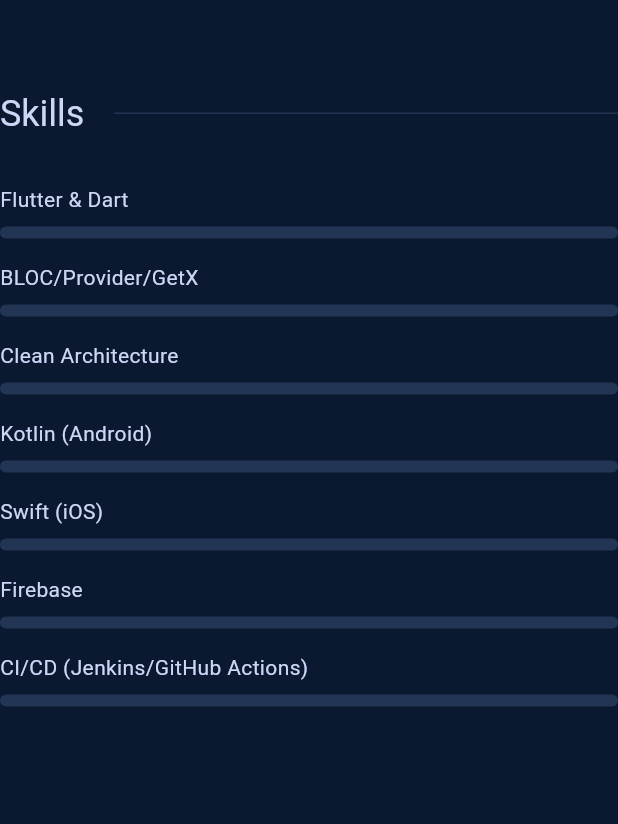
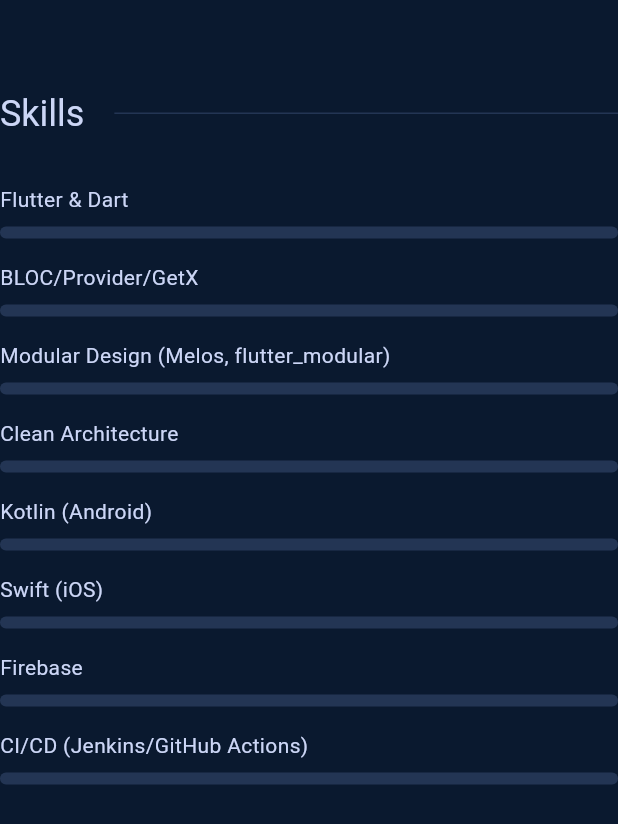
Before and after one commit to ashehata71/portfolio, a Flutter app: the SkillsSection widget shown alone on an empty page, opened directly with empty values, on a phone screen of 412 x 824 dp. Shown: the top 824 px of the screen. Run offline on Flutter 3.47's test engine with Material 3 defaults, Android fonts, the phone set to English and light mode, and no system bars; our stand-ins replace font_awesome_flutter, google_fonts; Roboto replaces fonts that are missing (Montaga).

Commit message:
- Added skill [Modular Design].

```diff
--- a/lib/presentation/widgets/sections/projects_section.dart
+++ b/lib/presentation/widgets/sections/projects_section.dart
@@ -50,9 +50,8 @@
             description: 'Loyalty rewards app for Al Tijari Bank.',
             tech: const [
               'Flutter',
-              'Firebase',
               'Clean Architecture',
-              'Provider & GetX',
+              'Provider',
             ],
             googlePlayOnPressed: () {
               launchURLByURL(
--- a/lib/presentation/widgets/sections/skills_section.dart
+++ b/lib/presentation/widgets/sections/skills_section.dart
@@ -11,6 +11,7 @@
     final skills = {
       'Flutter & Dart': 0.9,
       'BLOC/Provider/GetX': 0.85,
+      'Modular Design (Melos, flutter_modular)': 0.85,
       'Clean Architecture': 0.9,
       'Kotlin (Android)': 0.7,
       'Swift (iOS)': 0.6,
```
